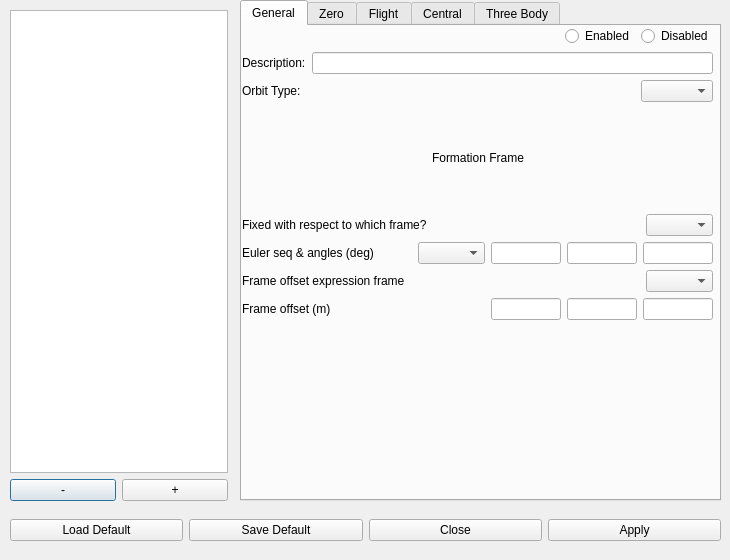
First picture: the form in dsm_gui/orb_menu.ui, repository pavelgalchenko/dsm_gui, before the edit.
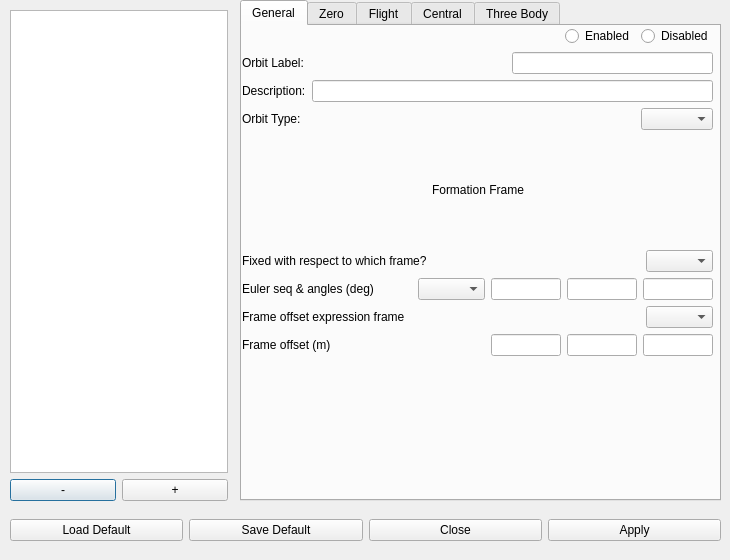
Second picture: the form after the edit.

Patch:
```diff
--- a/dsm_gui/orb_menu.ui
+++ b/dsm_gui/orb_menu.ui
@@ -77,7 +77,7 @@
         <x>0</x>
         <y>0</y>
         <width>471</width>
-        <height>294</height>
+        <height>330</height>
        </rect>
       </property>
       <layout class="QVBoxLayout" name="verticalLayout_2">
@@ -119,6 +119,33 @@
          </item>
         </layout>
        </item>
+       <item>
+        <layout class="QHBoxLayout" name="horizontalLayout_47">
+         <item>
+          <widget class="QLabel" name="label_45">
+           <property name="text">
+            <string>Orbit Label:</string>
+           </property>
+          </widget>
+         </item>
+         <item>
+          <spacer name="horizontalSpacer_45">
+           <property name="orientation">
+            <enum>Qt::Horizontal</enum>
+           </property>
+           <property name="sizeHint" stdset="0">
+            <size>
+             <width>40</width>
+             <height>20</height>
+            </size>
+           </property>
+          </spacer>
+         </item>
+         <item>
+          <widget class="QLineEdit" name="orbLabel"/>
+         </item>
+        </layout>
+       </item>
        <item>
         <layout class="QHBoxLayout" name="horizontalLayout_41">
          <item>
```
Left out of the diff: 69 changed lines with no effect on the pictures.
